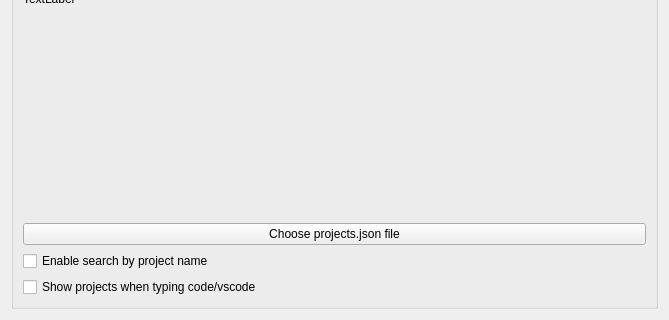
This is src/config/vscodeprojectsrunner_config.ui in alex1701c/krunner-vscodeprojects as Qt 5 draws it before an edit; both pictures show x 0 to 669 and y 260 to 580 of the 669 by 580 pixel window. The edited form follows.
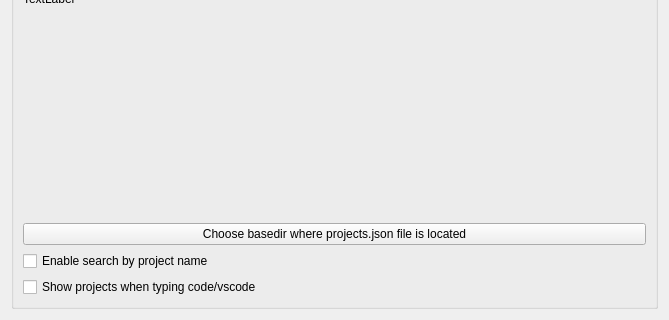
This is the edited form.

Commit message: Read projects_cache_git.json file from project manager

What changed in the file:
```diff
--- a/src/config/vscodeprojectsrunner_config.ui
+++ b/src/config/vscodeprojectsrunner_config.ui
@@ -48,7 +48,7 @@
         <item>
          <widget class="QPushButton" name="fileChooserButton">
           <property name="text">
-           <string>Choose projects.json file</string>
+           <string>Choose basedir where projects.json file is located</string>
           </property>
          </widget>
         </item>
```
The commit also changes 2 other files.
